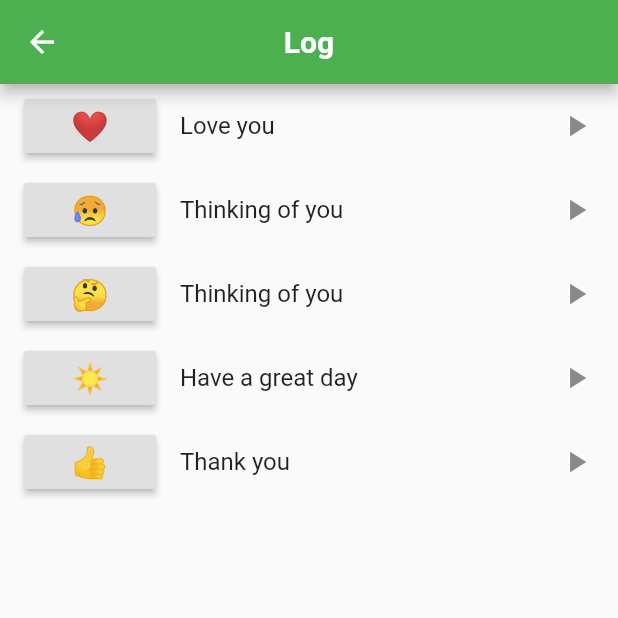
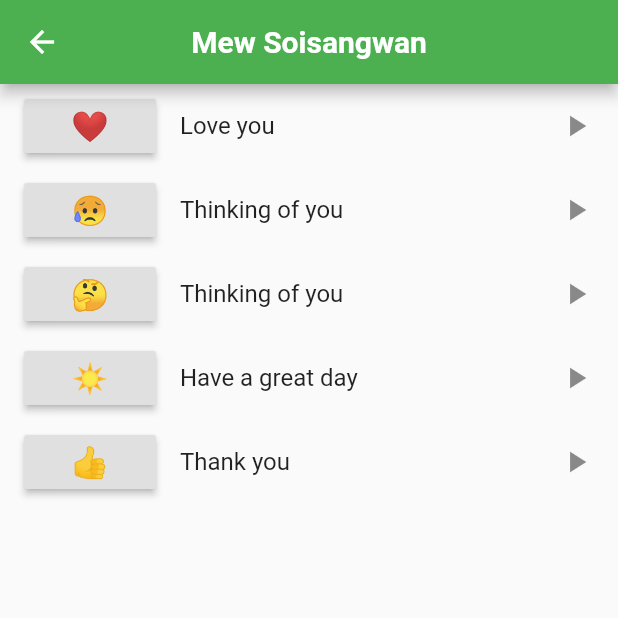
Before and after one commit to Preston12321/macathon-project, a Flutter app: the ContactPage screen opened directly, after a tap on "Mew Soisangwan", on a phone screen of 412 x 824 dp, the top half of it. Run offline on Flutter 3.47's test engine with Material 2 defaults, Android fonts, the phone set to English and light mode, and no system bars; our stand-ins replace bloc, firebase_auth, flutter_bloc; accounts and stored records are empty.

Commit message:
Stuff idk

```diff
--- a/lib/ui/contact_page.dart
+++ b/lib/ui/contact_page.dart
@@ -37,7 +37,7 @@ class ContactTile extends StatelessWidget {
       onTap: () {
         Navigator.of(context).push(
           CupertinoPageRoute(
-            builder: (context) => LogPage(),
+            builder: (context) => LogPage(_name),
           ),
         );
       },
--- a/lib/ui/log_page.dart
+++ b/lib/ui/log_page.dart
@@ -1,6 +1,10 @@
 import 'package:flutter/material.dart';
 
 class LogPage extends StatelessWidget {
+  final String _name;
+
+  const LogPage(this._name, {Key key}) : super(key: key);
+
   @override
   Widget build(BuildContext context) {
     return Scaffold(
@@ -8,7 +12,7 @@ class LogPage extends StatelessWidget {
         centerTitle: true,
         backgroundColor: Colors.green,
         title: Text(
-          'Log', //Replace with name of person later
+          _name, //Replace with name of person later
           style: TextStyle(fontWeight: FontWeight.bold),
         )
       ),
@@ -91,41 +95,6 @@ class LogPage extends StatelessWidget {
           ),
         ],
       ),
-//      body: Center(
-//        child: Column(
-//          mainAxisAlignment: MainAxisAlignment.end,
-//          children: <Widget>[
-//            const SizedBox(height: 30),
-//            RaisedButton(
-//              onPressed: () {
-//                showDialog(
-//                  context: context,
-//                  builder: (_) => AlertDialog(
-//                    title: Text("Send Message"),
-//                    content: SizedBox(
-//                        height: 280,
-//                        width: 300,
-//                      child: (
-//
-//                      ),
-//                    ),
-//                    actions: [],
-//                    elevation: 24.0,
-//                    backgroundColor: Colors.white,
-//                  ),
-//                  barrierDismissible: true,
-//
-//                );
-//              },
-//              child: const Text(
-//                  '✉',
-//                  style: TextStyle(fontSize: 20)
-//              ),
-//
-//            ),
-//          ],
-//        ),
-//      ),
     );
   }
 }
```
